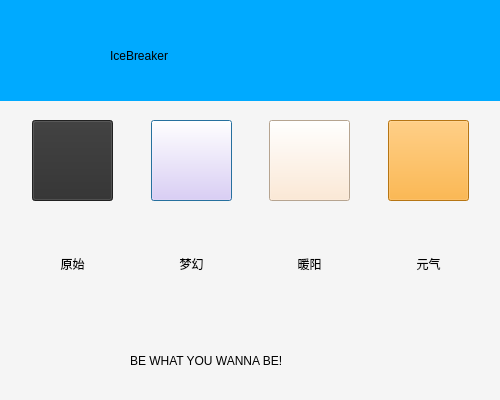
This is qClient/changecolor_window.ui in AGuan177/QTice as Qt 5 draws it before an edit. The edited form follows.
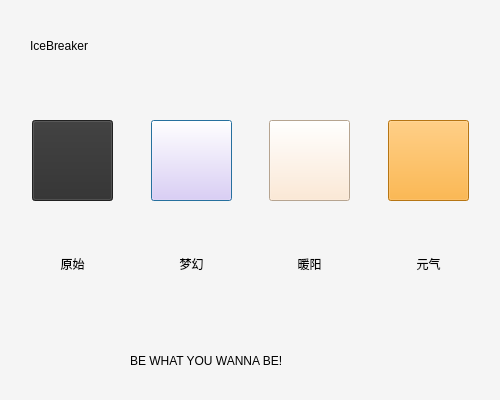
This is the edited form. Icons and pictures are not drawn.

Commit message: x8(UI change color picture)

```diff
--- a/qClient/changecolor_window.ui
+++ b/qClient/changecolor_window.ui
@@ -44,20 +44,21 @@
     </sizepolicy>
    </property>
    <property name="styleSheet">
-    <string notr="true">background-color:rgb(0, 170, 255)</string>
+    <string notr="true">#widget{background-image:url(:/new/prefix1/img/title4.png);}
+</string>
    </property>
    <widget class="QLabel" name="label_6">
     <property name="geometry">
      <rect>
-      <x>110</x>
-      <y>20</y>
+      <x>30</x>
+      <y>10</y>
       <width>371</width>
       <height>71</height>
      </rect>
     </property>
     <property name="styleSheet">
      <string notr="true">font: 36pt &quot;Kunstler Script&quot;;
-</string>
+background:transparent</string>
     </property>
     <property name="text">
      <string>IceBreaker</string>
```
The commit also changes 4 other files.
